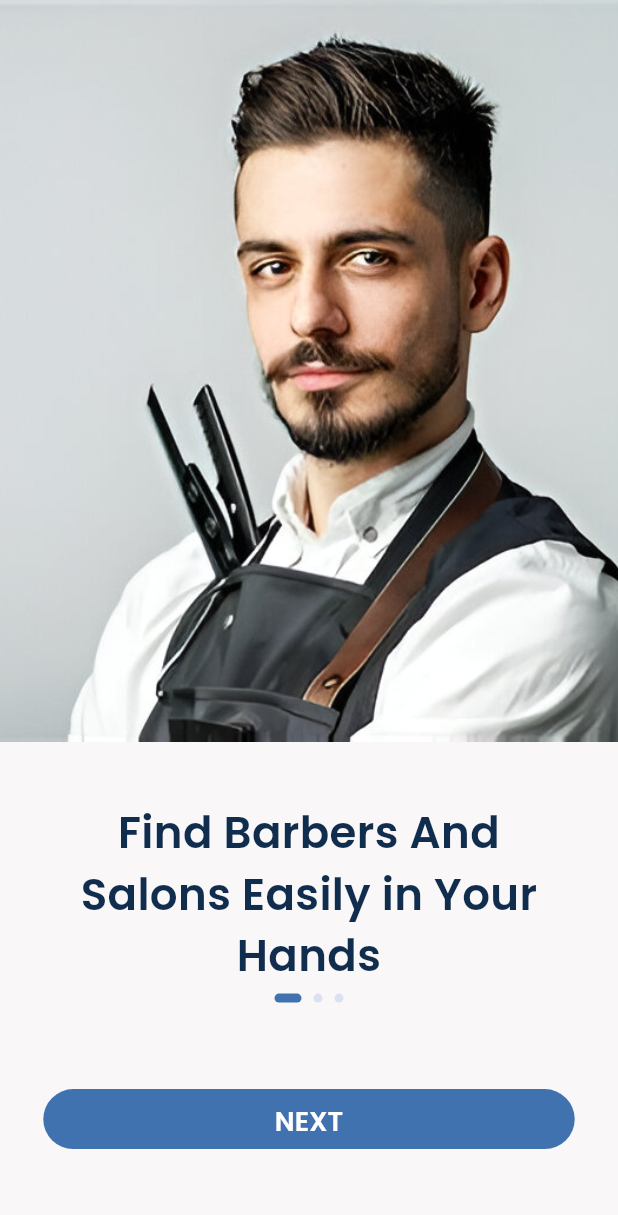
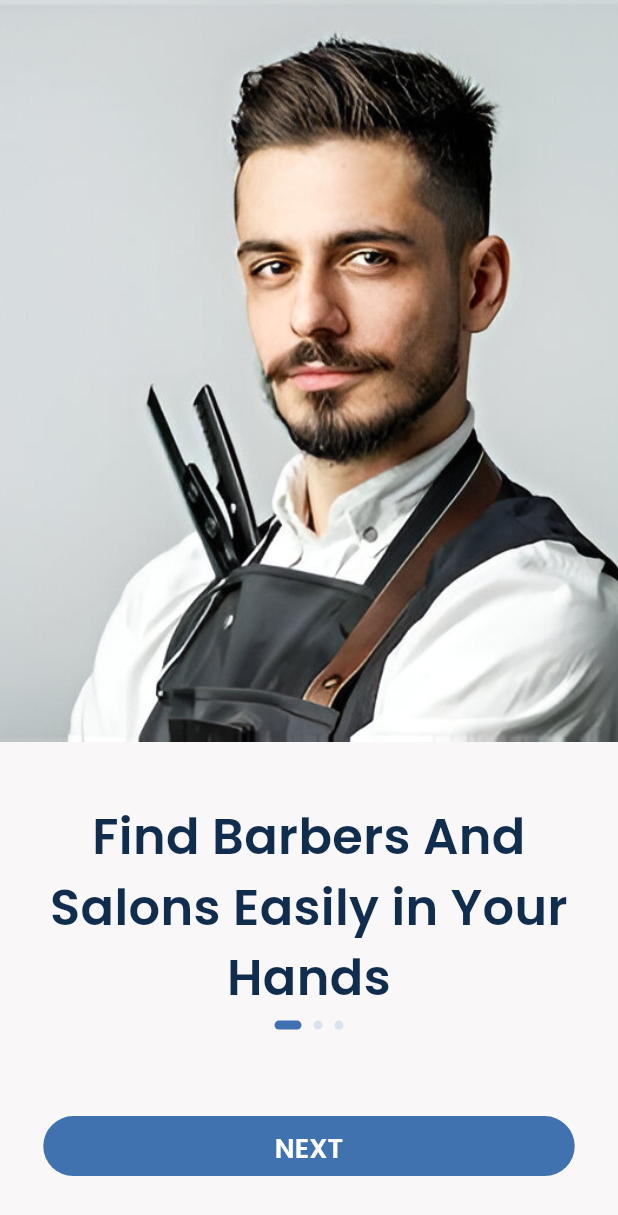
Before and after one commit to neeraja-pradeep/nexoSalonix_demo, a Flutter app: the screen it shows after launch, on a phone screen of 412 x 824 dp. Shown: the top 1215 px of the screen. Run offline on Flutter 3.47's test engine with Material 3 defaults, Android fonts, the phone set to English and light mode, and no system bars; drawn by our look-alikes of auto_size_text, smooth_page_indicator; our stand-ins replace flutter_riverpod, lucide_icons.

Commit message:
Refactor TextTheme to use responsive font sizing

```diff
--- a/lib/main.dart
+++ b/lib/main.dart
@@ -1,6 +1,7 @@
 import 'package:flutter/material.dart';
 import 'package:flutter_riverpod/flutter_riverpod.dart';
 import 'package:salonix/screens/splash_screen.dart';
+import 'package:salonix/consts.dart';
 
 void main() {
   runApp(const ProviderScope(child: MyApp()));
@@ -19,22 +20,24 @@ class MyApp extends StatelessWidget {
         seedColor: const Color(0xFF3F72AF),
         background: const Color(0xFFF9F7F7),
       ),
-      textTheme: const TextTheme(
+      textTheme: TextTheme(
         headlineSmall: TextStyle(
-          fontSize: 27,
+          fontSize: Responsive.fontSize(context, 0.21),
           fontWeight: FontWeight.w700,
-          color: Color(0xFF112D4E),
+          color: const Color(0xFF112D4E),
         ),
         titleMedium: TextStyle(
-          fontSize: 16,
+          fontSize: Responsive.fontSize(context, 0.13),
           fontWeight: FontWeight.w600,
-          color: Color(0xFF112D4E),
+          color: const Color(0xFF112D4E),
         ),
         bodyMedium: TextStyle(
-          fontSize: 15,
-          color: Color(0xFF112D4E),
+          fontSize: Responsive.fontSize(context, 0.12),
+          color: const Color(0xFF112D4E),
         ),
-        labelSmall: TextStyle(fontSize: 10),
+        labelSmall: TextStyle(
+          fontSize: Responsive.fontSize(context, 0.077),
+        ),
       ),
     );
 
```
